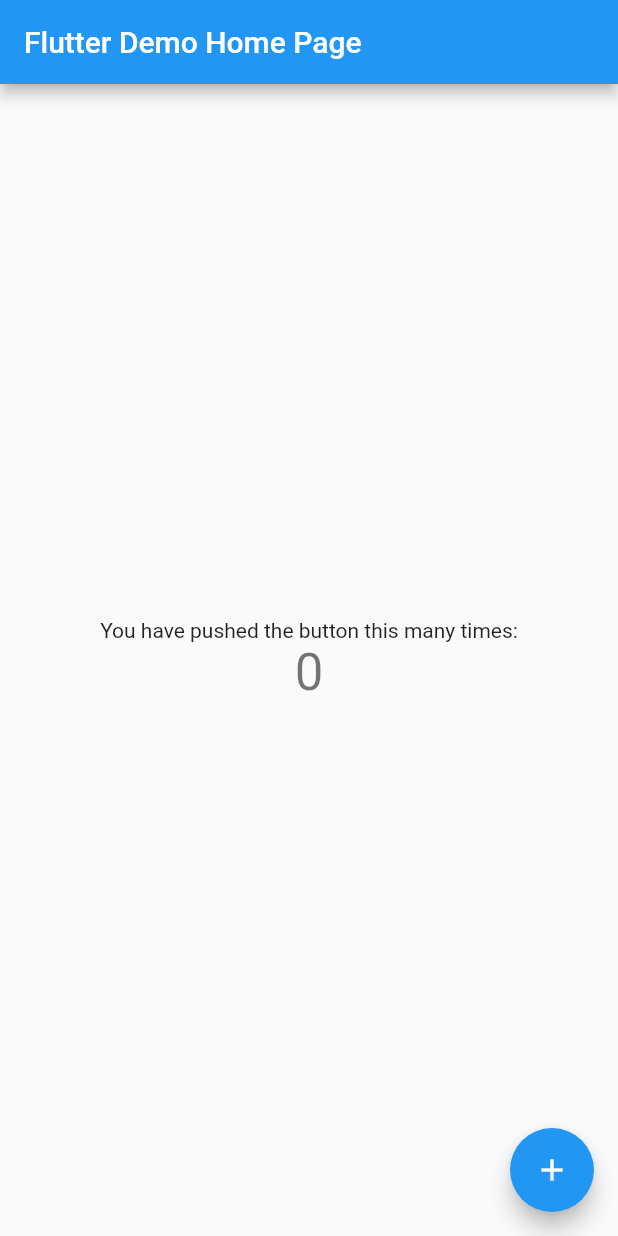
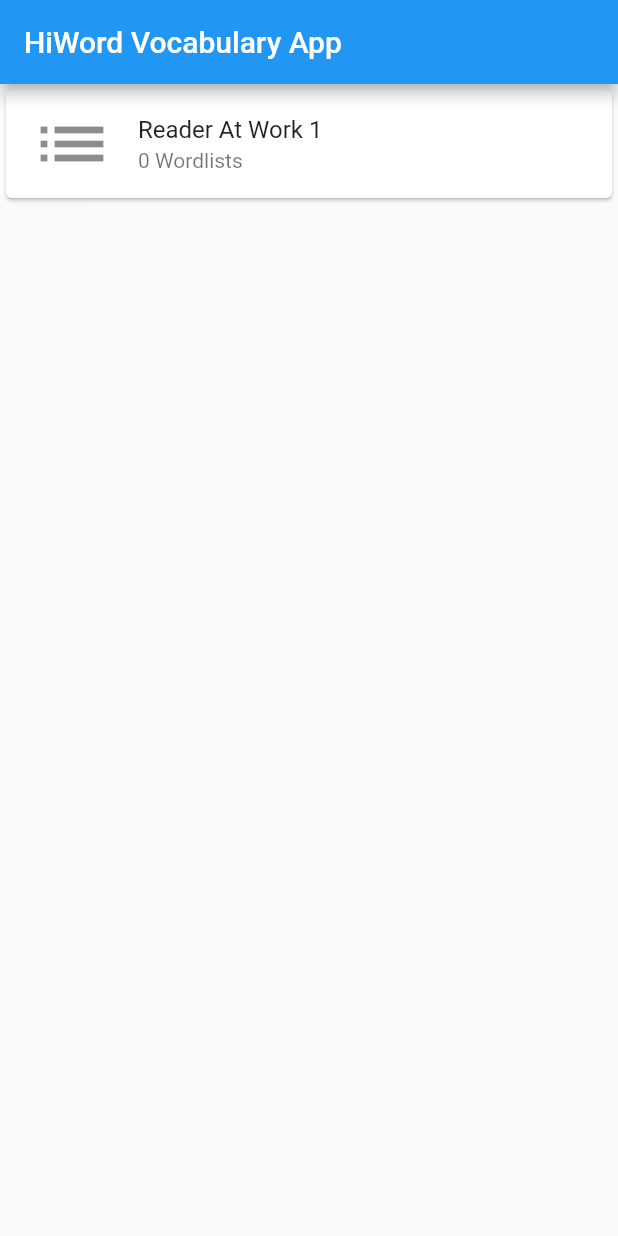
Before and after one commit to hatsat32/hiword, a Flutter app: the screen it shows after launch, on a phone screen of 412 x 824 dp. Run offline on Flutter 3.47's test engine with Material 2 defaults, Android fonts, the phone set to English and light mode, and no system bars.

Commit message:
initial screens and models implemented

```diff
--- /dev/null
+++ b/lib/core/routes.dart
@@ -0,0 +1,9 @@
+import 'package:flutter/material.dart';
+import 'package:hiword/models.dart';
+import 'package:hiword/screens/wordpack.dart';
+import 'package:hiword/screens/wordlist.dart';
+
+var routes = {
+  WordPackScreen.route: (context) => WordPackScreen(),
+  WordListScreen.route: (context) => WordListScreen(ModalRoute.of(context)!.settings.arguments as WordPack),
+};
--- a/lib/main.dart
+++ b/lib/main.dart
@@ -1,113 +1,21 @@
-import 'package:flutter/material.dart';
+import "package:flutter/material.dart";
+import 'package:hiword/core/routes.dart';
 
 void main() {
   runApp(MyApp());
 }
 
 class MyApp extends StatelessWidget {
-  // This widget is the root of your application.
+
   @override
   Widget build(BuildContext context) {
     return MaterialApp(
-      title: 'Flutter Demo',
+      title: "HiWord Home",
       theme: ThemeData(
-        // This is the theme of your application.
-        //
-        // Try running your application with "flutter run". You'll see the
-        // application has a blue toolbar. Then, without quitting the app, try
-        // changing the primarySwatch below to Colors.green and then invoke
-        // "hot reload" (press "r" in the console where you ran "flutter run",
-        // or simply save your changes to "hot reload" in a Flutter IDE).
-        // Notice that the counter didn't reset back to zero; the application
-        // is not restarted.
         primarySwatch: Colors.blue,
       ),
-      home: MyHomePage(title: 'Flutter Demo Home Page'),
+      initialRoute: "wordpack_screen",
+      routes: routes,
     );
   }
 }
-
-class MyHomePage extends StatefulWidget {
-  MyHomePage({Key? key, required this.title}) : super(key: key);
-
-  // This widget is the home page of your application. It is stateful, meaning
-  // that it has a State object (defined below) that contains fields that affect
-  // how it looks.
-
-  // This class is the configuration for the state. It holds the values (in this
-  // case the title) provided by the parent (in this case the App widget) and
-  // used by the build method of the State. Fields in a Widget subclass are
-  // always marked "final".
-
-  final String title;
-
-  @override
-  _MyHomePageState createState() => _MyHomePageState();
-}
-
-class _MyHomePageState extends State<MyHomePage> {
-  int _counter = 0;
-
-  void _incrementCounter() {
-    setState(() {
-      // This call to setState tells the Flutter framework that something has
-      // changed in this State, which causes it to rerun the build method below
-      // so that the display can reflect the updated values. If we changed
-      // _counter without calling setState(), then the build method would not be
-      // called again, and so nothing would appear to happen.
-      _counter++;
-    });
-  }
-
-  @override
-  Widget build(BuildContext context) {
-    // This method is rerun every time setState is called, for instance as done
-    // by the _incrementCounter method above.
-    //
-    // The Flutter framework has been optimized to make rerunning build methods
-    // fast, so that you can just rebuild anything that needs updating rather
-    // than having to individually change instances of widgets.
-    return Scaffold(
-      appBar: AppBar(
-        // Here we take the value from the MyHomePage object that was created by
-        // the App.build method, and use it to set our appbar title.
-        title: Text(widget.title),
-      ),
-      body: Center(
-        // Center is a layout widget. It takes a single child and positions it
-        // in the middle of the parent.
-        child: Column(
-          // Column is also a layout widget. It takes a list of children and
-          // arranges them vertically. By default, it sizes itself to fit its
-          // children horizontally, and tries to be as tall as its parent.
-          //
-          // Invoke "debug painting" (press "p" in the console, choose the
-          // "Toggle Debug Paint" action from the Flutter Inspector in Android
-          // Studio, or the "Toggle Debug Paint" command in Visual Studio Code)
-          // to see the wireframe for each widget.
-          //
-          // Column has various properties to control how it sizes itself and
-          // how it positions its children. Here we use mainAxisAlignment to
-          // center the children vertically; the main axis here is the vertical
-          // axis because Columns are vertical (the cross axis would be
-          // horizontal).
-          mainAxisAlignment: MainAxisAlignment.center,
-          children: <Widget>[
-            Text(
-              'You have pushed the button this many times:',
-            ),
-            Text(
-              '$_counter',
-              style: Theme.of(context).textTheme.headline4,
-            ),
-          ],
-        ),
-      ),
-      floatingActionButton: FloatingActionButton(
-        onPressed: _incrementCounter,
-        tooltip: 'Increment',
-        child: Icon(Icons.add),
-      ), // This trailing comma makes auto-formatting nicer for build methods.
-    );
-  }
-}
--- /dev/null
+++ b/lib/models.dart
@@ -0,0 +1,20 @@
+class WordPack {
+  final String name;
+  final String slug;
+  final List<WordList> wordlists;
+
+  WordPack(this.name, this.slug, this.wordlists);
+}
+
+class WordList {
+  final String name;
+  final List<Word> words;
+
+  WordList(this.name, this.words);
+}
+
+class Word {
+  final String name;
+
+  Word(this.name);
+}
--- /dev/null
+++ b/lib/screens/wordpack.dart
@@ -0,0 +1,37 @@
+import "package:flutter/material.dart";
+import 'package:hiword/screens/wordlist.dart';
+import 'package:hiword/widgets.dart';
+import 'package:hiword/models.dart';
+
+class WordPackScreen extends StatelessWidget {
+
+  static final String route = "wordpack_screen";
+
+  final List<WordPack> wordpacks = [
+    WordPack("Reader At Work 1", "slug", [])
+  ];
+
+  @override
+  Widget build(BuildContext context) {
+    return Scaffold(
+      appBar: appBarWidget,
+      body: Center(
+        child: ListView.builder(
+          itemCount: this.wordpacks.length,
+          itemBuilder: (BuildContext context, int index) {
+            return Card(
+              child: ListTile(
+                leading: Icon(Icons.list, size: 56.0),
+                title: Text(this.wordpacks[0].name),
+                subtitle: Text("${this.wordpacks[index].wordlists.length} Wordlists"),
+                onTap: () {
+                  Navigator.pushNamed(context, WordListScreen.route, arguments: this.wordpacks[index]);
+                },
+              ),
+            );
+          }
+        ),
+      ),
+    );
+  }
+}
--- /dev/null
+++ b/lib/widgets.dart
@@ -0,0 +1,5 @@
+import 'package:flutter/material.dart';
+
+var appBarWidget = AppBar(
+  title: Text("HiWord Vocabulary App"),
+);
```
Also changed, not shown: lib/screens/wordlist.dart (added, +38 -0 lines).
